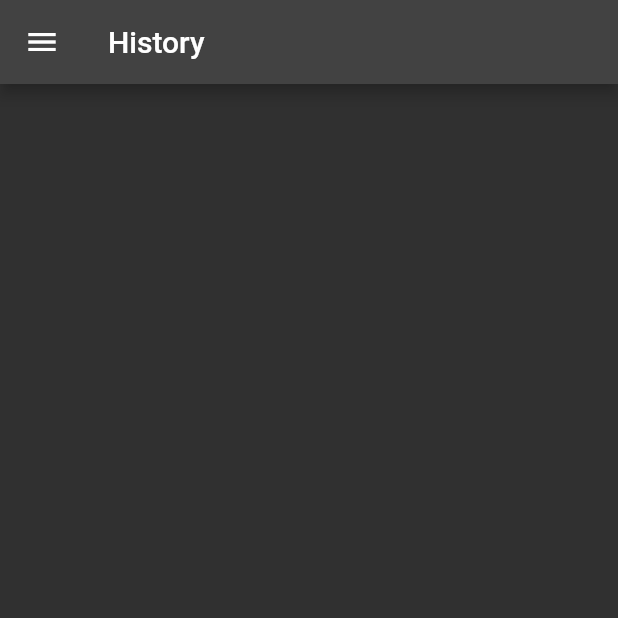
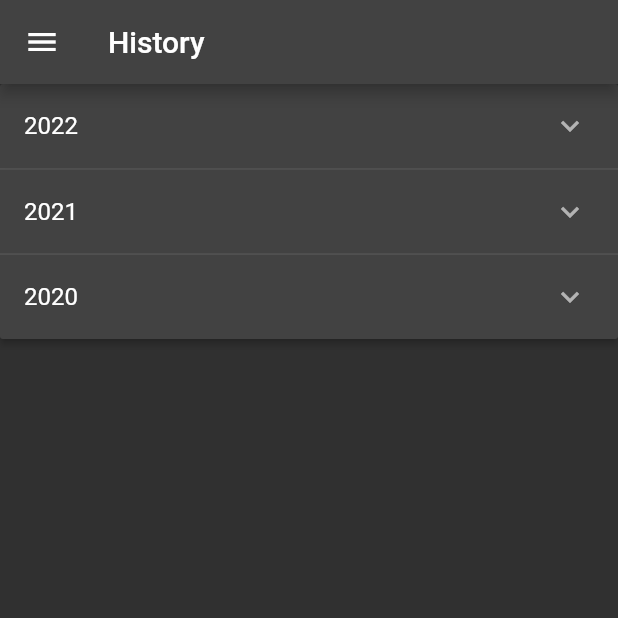
Before and after one commit to EdreiFernandes/pudim_douro, a Flutter app: the History screen opened directly, on a phone screen of 412 x 824 dp, the top half of it. Run offline on Flutter 3.47's test engine with Material 2 defaults, Android fonts, the phone set to English and light mode, and no system bars; our stand-ins replace flutter_login, flutter_svg; key blocks and very long unbroken strings in the code were emptied for the run.

Commit message:
Creating summary list of recent years

```diff
--- a/pudim_douro/lib/screens/history.dart
+++ b/pudim_douro/lib/screens/history.dart
@@ -1,8 +1,47 @@
 import 'package:flutter/material.dart';
 import 'package:pudim_douro/widgets/side_menu.dart';
 
-class History extends StatelessWidget {
+class Winners{
+  String first;
+  String second;
+  String third;
+
+  Winners(
+    this.first,
+    this.second,
+    this.third,
+  );
+}
+
+class YearResume {
+  String year;
+  Winners winners;
+  bool isExpanded;
+
+  YearResume(
+    this.year,
+    this.winners,
+    this.isExpanded,
+  );
+}
+
+List<YearResume> getYearsResume() {
+  return [
+    YearResume('2022', Winners('Guga', 'Sol', 'Ninho'), false),
+    YearResume('2021', Winners('Mãe', 'Fê', 'Guga'), false),
+    YearResume('2020', Winners('Tia', 'Mãe', 'Ninho'), false),
+  ];
+}
+
+class History extends StatefulWidget {
   const History({super.key});
+
+  @override
+  State<History> createState() => _HistoryState();
+}
+
+class _HistoryState extends State<History> {
+  final List<YearResume> _yearsResume = getYearsResume();
 
   @override
   Widget build(BuildContext context) {
@@ -11,6 +50,44 @@ class History extends StatelessWidget {
       appBar: AppBar(
         title: const Text('History'),
       ),
+      body: SingleChildScrollView(
+        child: Container(
+          child: _renderYearsResume(),
+        ),
+      ),
+    );
+  }
+
+  Widget _renderYearsResume() {
+    return ExpansionPanelList(
+      expansionCallback: (int index, bool isExpanded) {
+        setState(() {
+          _yearsResume[index].isExpanded = !isExpanded;
+        });
+      },
+      children: _yearsResume.map<ExpansionPanel>((YearResume yearResume) {
+        return ExpansionPanel(
+          headerBuilder: (BuildContext context, isExpanded) {
+            return ListTile(
+              title: Text(yearResume.year),
+            );
+          },
+          body: Column(
+            children: [
+              ListTile(
+                title: Text('1° - ${yearResume.winners.first}'),
+              ),
+              ListTile(
+                title: Text('2° - ${yearResume.winners.second}'),
+              ),
+              ListTile(
+                title: Text('3° - ${yearResume.winners.third}'),
+              ),
+            ],
+          ),
+          isExpanded: yearResume.isExpanded,
+        );
+      }).toList(),
     );
   }
 }
--- a/pudim_douro/lib/widgets/side_menu.dart
+++ b/pudim_douro/lib/widgets/side_menu.dart
@@ -64,8 +64,8 @@ class MenuItems extends StatelessWidget {
           ),
         ),
         ListTile(
-          leading: const Icon(Icons.create),
-          title: const Text('History'),
+          leading: const Icon(Icons.history), //Icons.create
+          title: const Text('Histórico'),
           onTap: () => Navigator.of(context).push(
               MaterialPageRoute(
                 builder: (context) => const History(),
```
